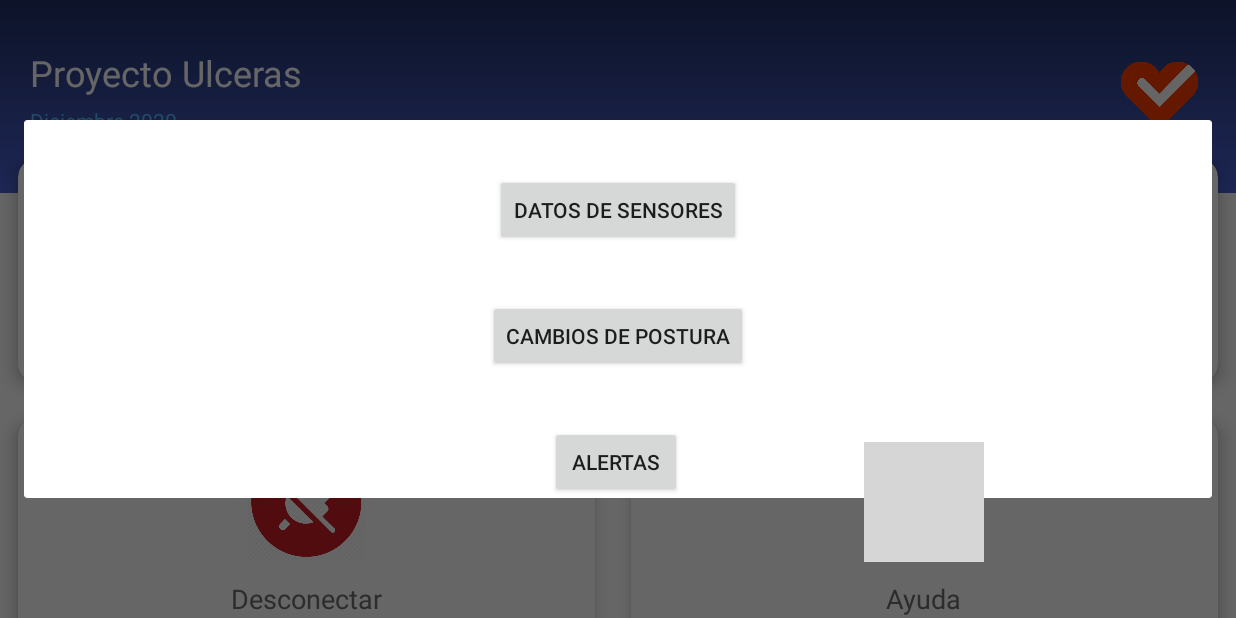
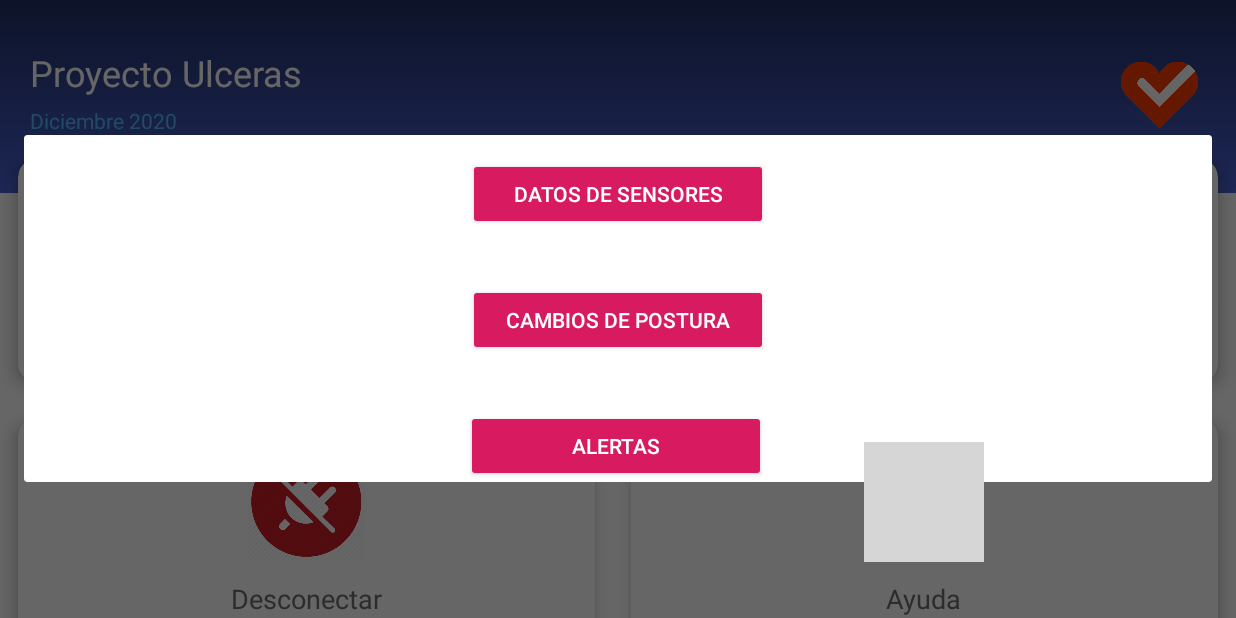
Before and after one commit to m-navas/ulceras2020, an Android app: the screen it shows after launch (MainActivity), after a tap on an icon or button, on a phone screen of 824 x 412 dp (held sideways). Run offline under Robolectric (Android 15) with nearby library versions, the light colour scheme and no system bars; libraries missing offline, so code that uses them is left out: com.github.mikephil.charting, org.fusesource.hawtbuf, org.fusesource.mqtt; 3 statements that could not run were skipped; 1 other tap on this screen came first; grey boxes are pictures that could not be loaded.

Commit message:
Android: mejoras UI y conexion/desconexion de sensores

```diff
--- a/ULCERAS/app/src/main/java/es/navas/ulceras/MainActivity.java
+++ b/ULCERAS/app/src/main/java/es/navas/ulceras/MainActivity.java
@@ -2,10 +2,13 @@ package es.navas.ulceras;
 
 import androidx.appcompat.app.AppCompatActivity;
 
+import android.content.Context;
 import android.os.Bundle;
 import android.util.Log;
 import android.view.View;
 import android.widget.ImageView;
+import android.widget.TextView;
+import android.widget.Toast;
 
 import org.fusesource.hawtbuf.Buffer;
 import org.fusesource.hawtbuf.UTF8Buffer;
@@ -29,6 +32,9 @@ import es.navas.ulceras.Utilities.Vdata;
 
 
 public class MainActivity extends AppCompatActivity {
+
+    Context mainContext;
+
 
     // --- BEGIN MQTT ---
     static public String BROKER="tcp://192.168.4.1:1883";
@@ -59,17 +65,28 @@ public class MainActivity extends AppCompatActivity {
     public static SensorData chartBData, chartCData, chartAData;
     // --- END SensorData Chart Parameters ---
 
-    private ImageView btn_disconnect, btn_chart, btn_visualization, btn_position_RT, btn_help, btn_history;
+    private ImageView btn_connection, btn_chart, btn_visualization, btn_position_RT, btn_help, btn_history;
+    private TextView tv_connection;
 
     VisualizationDialog visualizationDialog;
     private ArrayList<Sensor> myDevices = new ArrayList<>();
+
+    // --- BEGIN Sensors connection state ---
+    private boolean connected;
+    // --- END Sensors connection state ---
 
     @Override
     protected void onCreate(Bundle savedInstanceState) {
         super.onCreate(savedInstanceState);
         setContentView(R.layout.activity_main);
 
+        mainContext = this;
+        //mainLayout = findViewById(R.id.activity_main);
+
+
+
         Utils.log("Setup");
+        connected = false;
 
         new Thread(new AsynSub()).start(); // Subscription to topics
         visualizationDialog = new VisualizationDialog(this); // Inicializar cuadro de dialogo con el context del MainActivity
@@ -86,6 +103,8 @@ public class MainActivity extends AppCompatActivity {
         // Interfaz
 
         btn_visualization = findViewById(R.id.btn_visualization);
+        btn_connection = findViewById(R.id.btn_connection);
+        tv_connection = findViewById(R.id.tv_connection);
 
         btn_visualization.setOnClickListener(new View.OnClickListener() {
             @Override
@@ -94,7 +113,31 @@ public class MainActivity extends AppCompatActivity {
             }
         });
 
+        btn_connection.setOnClickListener(new View.OnClickListener() {
+            @Override
+            public void onClick(View v) {
+                changeSensorsState();
+            }
+        });
 
+        // Conectados ?
+
+
+        // Intentar conectar
+        changeSensorsState();
+
+
+
+    }
+
+    private void changeSensorsState(){
+        String msg;
+        if(connected)
+            msg = "F"; // Si conectado -> desconectar
+        else
+            msg = "T"; // Si desconectado -> conectar
+
+        new Thread(new AsynPub(getMqtt(), "/connect", msg)).start();
     }
 
 
@@ -108,6 +151,23 @@ public class MainActivity extends AppCompatActivity {
         indexA = 0;
     }
 
+    private void updateConnectionState(){
+        if(connected) {
+            Utils.log("Sensores estan conectados");
+            //btn_connection.setImageDrawable(ContextCompat.getDrawable(MainActivity.this, R.drawable.disconnect)); // imagen de desconectar
+            btn_connection.setImageResource(R.drawable.disconnect);
+            Toast.makeText(getBaseContext(), "Sensores conectados!", Toast.LENGTH_SHORT).show();
+        }else {
+            Utils.log("Sensores estan desconectados");
+            //btn_connection.setImageDrawable(ContextCompat.getDrawable(MainActivity.this, R.drawable.start)); // imagen de conectar
+            btn_connection.setImageResource(R.drawable.start);
+            Toast.makeText(getBaseContext(), "Sensores desconectados!", Toast.LENGTH_SHORT).show();
+        }
+
+        //setContentView(R.layout.activity_main);
+        //getWindow().getDecorView().findViewById(android.R.id.content).invalidate();
+        onResume();
+    }
 
     // --- BEGIN MQTT ---
     public class MyListener implements Listener {
@@ -136,7 +196,15 @@ public class MainActivity extends AppCompatActivity {
 
             Utils.log("Mensaje del topic <"+sTopic+ ">: "+ msg);
 
-            if (sTopic.equals("/test")) {
+            if( sTopic.equals("/connect/reply")) {
+                if(msg.equals("Connected"))
+                    connected = true;
+                else if (msg.equals("Disconnected"))
+                    connected = false;
+
+                updateConnectionUI();
+
+            }else if (sTopic.equals("/test")) {
                 Utils.log("Test MQTT " + msg);
 
             }else{ // SensorData en tiempo real
@@ -224,10 +292,11 @@ public class MainActivity extends AppCompatActivity {
 
         @Override
         public void run() {
-            Topic[] topics = {new Topic("/test", QoS.AT_LEAST_ONCE), new Topic("/case/inertial/#", QoS.AT_LEAST_ONCE)};
+            Topic[] topics = {new Topic("/test", QoS.AT_LEAST_ONCE), new Topic("/case/inertial/#", QoS.AT_LEAST_ONCE), new Topic("/connect/reply", QoS.AT_LEAST_ONCE)};
             getMqtt().subscribe(topics, new Callback<byte[]>() {
                 public void onSuccess(byte[] qoses) {
-                    Utils.log("Subscripto a mis topics");
+                    Utils.log("Subscrito a mis topics");
+                    updateConnectionUI();
                 }
                 public void onFailure(Throwable value) {
                     Utils.log("Fallo en mis topics");
@@ -283,4 +352,42 @@ public class MainActivity extends AppCompatActivity {
     }
 
     // --- END MQTT ---
+
+    /*
+        Actualiza las imagenes y texto del botón de la interfaz de usuario que gestiona la conexión/desconexión de los sensores
+     */
+    private void updateConnectionUI() {
+
+        new Thread() {
+            public void run() {
+
+                    try {
+                        runOnUiThread(new Runnable() {
+
+                            @Override
+                            public void run() {
+                                Utils.log("Run!");
+                                if(connected) {
+                                    Utils.log("Sensores estan conectados");
+                                    //btn_connection.setImageDrawable(ContextCompat.getDrawable(MainActivity.this, R.drawable.disconnect)); // imagen de desconectar
+                                    btn_connection.setImageResource(R.drawable.disconnect);
+                                    tv_connection.setText("Desconectar");
+                                    Toast.makeText(getBaseContext(), "Sensores conectados!", Toast.LENGTH_SHORT).show();
+                                }else {
+                                    Utils.log("Sensores estan desconectados");
+                                    //btn_connection.setImageDrawable(ContextCompat.getDrawable(MainActivity.this, R.drawable.start)); // imagen de conectar
+                                    btn_connection.setImageResource(R.drawable.start);
+                                    tv_connection.setText("Conectar");
+                                    Toast.makeText(getBaseContext(), "Sensores desconectados!", Toast.LENGTH_SHORT).show();
+                                }
+                            }
+                        });
+                        Thread.sleep(300);
+                    } catch (InterruptedException e) {
+                        e.printStackTrace();
+                    }
+
+            }
+        }.start();
+    }
 }
--- a/ULCERAS/app/src/main/res/layout/activity_main.xml
+++ b/ULCERAS/app/src/main/res/layout/activity_main.xml
@@ -70,17 +70,17 @@
                     android:layout_height="match_parent">
 
                     <ImageView
-                        android:id="@+id/btn_scan"
-                        android:src="@drawable/lupa"
+                        android:id="@+id/btn_connection"
+                        android:src="@drawable/disconnect"
                         android:layout_width="80dp"
                         android:layout_height="80dp" />
 
                     <TextView
-                        android:id="@+id/tv_start"
+                        android:id="@+id/tv_connection"
                         android:layout_marginTop="12dp"
                         android:textColor="#6f6f6f"
                         android:textSize="18sp"
-                        android:text="Conectar"
+                        android:text="Desconectar"
                         android:layout_width="wrap_content"
                         android:layout_height="wrap_content" />
 
--- a/ULCERAS/app/src/main/res/layout/select_visualization.xml
+++ b/ULCERAS/app/src/main/res/layout/select_visualization.xml
@@ -9,9 +9,10 @@
 
     <Button
         android:id="@+id/btn_sensors_data"
-        android:layout_width="wrap_content"
+        style="@style/Widget.AppCompat.Button.Colored"
+        android:layout_width="200dp"
         android:layout_height="wrap_content"
-        android:layout_marginTop="36dp"
+        android:layout_marginTop="15dp"
         android:text="Datos de sensores"
         app:layout_constraintEnd_toEndOf="parent"
         app:layout_constraintHorizontal_bias="0.5"
@@ -20,7 +21,8 @@
 
     <Button
         android:id="@+id/btn_position"
-        android:layout_width="wrap_content"
+        style="@style/Widget.AppCompat.Button.Colored"
+        android:layout_width="200dp"
         android:layout_height="wrap_content"
         android:layout_marginTop="36dp"
         android:text="Cambios de postura"
@@ -31,7 +33,8 @@
 
     <Button
         android:id="@+id/btn_alerts"
-        android:layout_width="wrap_content"
+        style="@style/Widget.AppCompat.Button.Colored"
+        android:layout_width="200dp"
         android:layout_height="wrap_content"
         android:layout_marginTop="36dp"
         android:text="Alertas"
```
